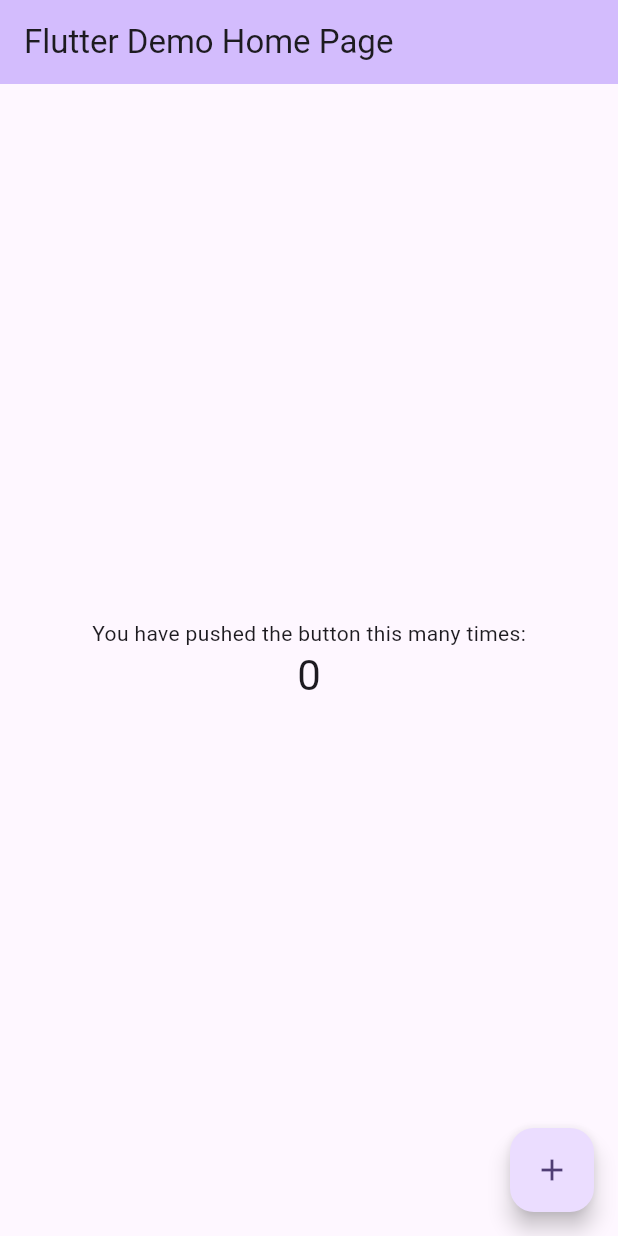
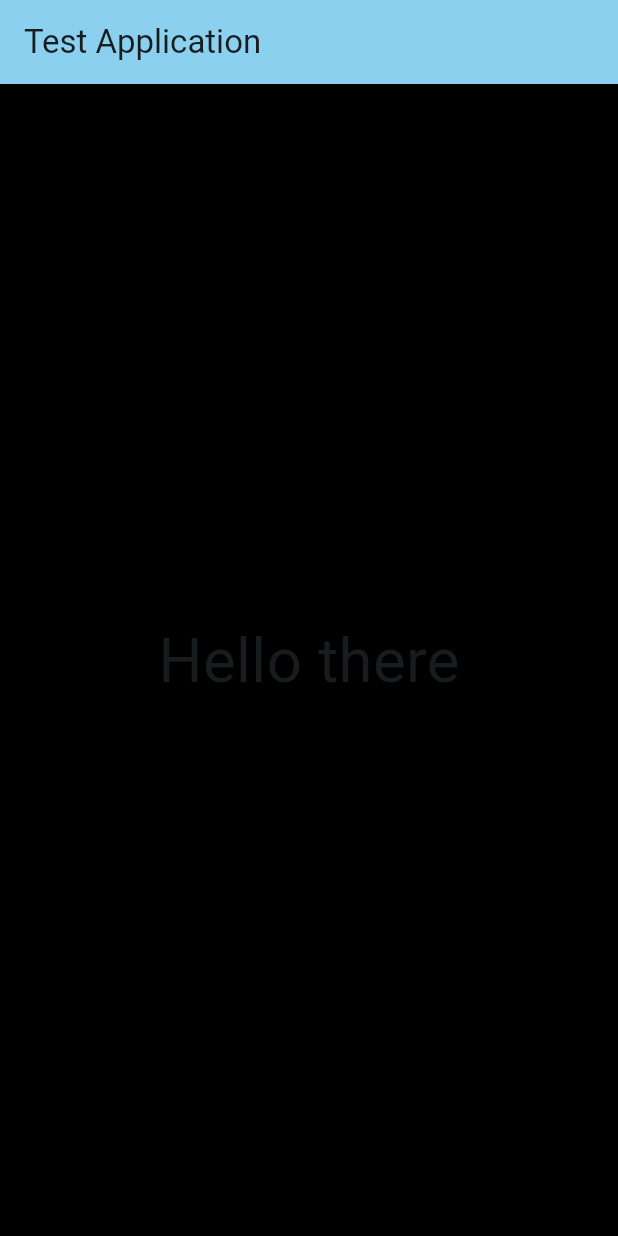
Before and after one commit to Band3er/test-application, a Flutter app: the screen it shows after launch, on a phone screen of 412 x 824 dp. Run offline on Flutter 3.47's test engine with Material 3 defaults, Android fonts, the phone set to English and light mode, and no system bars.

Commit message:
random color generation

```diff
--- a/lib/main.dart
+++ b/lib/main.dart
@@ -7,45 +7,20 @@ void main() {
 class MyApp extends StatelessWidget {
   const MyApp({super.key});
 
-  // This widget is the root of your application.
   @override
   Widget build(BuildContext context) {
     return MaterialApp(
       title: 'Flutter Demo',
       theme: ThemeData(
-        // This is the theme of your application.
-        //
-        // TRY THIS: Try running your application with "flutter run". You'll see
-        // the application has a purple toolbar. Then, without quitting the app,
-        // try changing the seedColor in the colorScheme below to Colors.green
-        // and then invoke "hot reload" (save your changes or press the "hot
-        // reload" button in a Flutter-supported IDE, or press "r" if you used
-        // the command line to start the app).
-        //
-        // Notice that the counter didn't reset back to zero; the application
-        // state is not lost during the reload. To reset the state, use hot
-        // restart instead.
-        //
-        // This works for code too, not just values: Most code changes can be
-        // tested with just a hot reload.
-        colorScheme: ColorScheme.fromSeed(seedColor: Colors.deepPurple),
+        colorScheme: ColorScheme.fromSeed(seedColor: Colors.blueGrey),
       ),
-      home: const MyHomePage(title: 'Flutter Demo Home Page'),
+      home: const MyHomePage(title: 'Test Application'),
     );
   }
 }
 
 class MyHomePage extends StatefulWidget {
   const MyHomePage({super.key, required this.title});
-
-  // This widget is the home page of your application. It is stateful, meaning
-  // that it has a State object (defined below) that contains fields that affect
-  // how it looks.
-
-  // This class is the configuration for the state. It holds the values (in this
-  // case the title) provided by the parent (in this case the App widget) and
-  // used by the build method of the State. Fields in a Widget subclass are
-  // always marked "final".
 
   final String title;
 
@@ -54,69 +29,41 @@ class MyHomePage extends StatefulWidget {
 }
 
 class _MyHomePageState extends State<MyHomePage> {
-  int _counter = 0;
+  double? xCoordinate = 0;
+  double? yCoordinate = 0;
 
-  void _incrementCounter() {
-    setState(() {
-      // This call to setState tells the Flutter framework that something has
-      // changed in this State, which causes it to rerun the build method below
-      // so that the display can reflect the updated values. If we changed
-      // _counter without calling setState(), then the build method would not be
-      // called again, and so nothing would appear to happen.
-      _counter++;
-    });
+  @override
+  void initState() {
+    super.initState();
   }
+
 
   @override
   Widget build(BuildContext context) {
-    // This method is rerun every time setState is called, for instance as done
-    // by the _incrementCounter method above.
-    //
-    // The Flutter framework has been optimized to make rerunning build methods
-    // fast, so that you can just rebuild anything that needs updating rather
-    // than having to individually change instances of widgets.
+    double width = MediaQuery.of(context).size.width;
+
     return Scaffold(
       appBar: AppBar(
-        // TRY THIS: Try changing the color here to a specific color (to
-        // Colors.amber, perhaps?) and trigger a hot reload to see the AppBar
-        // change color while the other colors stay the same.
         backgroundColor: Theme.of(context).colorScheme.inversePrimary,
-        // Here we take the value from the MyHomePage object that was created by
-        // the App.build method, and use it to set our appbar title.
         title: Text(widget.title),
       ),
-      body: Center(
-        // Center is a layout widget. It takes a single child and positions it
-        // in the middle of the parent.
-        child: Column(
-          // Column is also a layout widget. It takes a list of children and
-          // arranges them vertically. By default, it sizes itself to fit its
-          // children horizontally, and tries to be as tall as its parent.
-          //
-          // Column has various properties to control how it sizes itself and
-          // how it positions its children. Here we use mainAxisAlignment to
-          // center the children vertically; the main axis here is the vertical
-          // axis because Columns are vertical (the cross axis would be
-          // horizontal).
-          //
-          // TRY THIS: Invoke "debug painting" (choose the "Toggle Debug Paint"
-          // action in the IDE, or press "p" in the console), to see the
-          // wireframe for each widget.
-          mainAxisAlignment: MainAxisAlignment.center,
-          children: <Widget>[
-            const Text('You have pushed the button this many times:'),
-            Text(
-              '$_counter',
-              style: Theme.of(context).textTheme.headlineMedium,
-            ),
-          ],
+      backgroundColor: Color.fromRGBO((xCoordinate! % 256).round(), (yCoordinate! % 256).round(), ((xCoordinate! * yCoordinate!) % 256).round(), 1),
+      body: GestureDetector(
+        child: Center(
+          child: Text("Hello there", style: TextStyle(fontSize: width * 0.1)),
         ),
+        behavior: HitTestBehavior.opaque,
+        onTapDown: (TapDownDetails details) => _onTapDown(details),
       ),
-      floatingActionButton: FloatingActionButton(
-        onPressed: _incrementCounter,
-        tooltip: 'Increment',
-        child: const Icon(Icons.add),
-      ), // This trailing comma makes auto-formatting nicer for build methods.
     );
   }
+
+  _onTapDown(TapDownDetails details) {
+    setState(() {
+      xCoordinate = details.globalPosition.dx;
+      yCoordinate = details.globalPosition.dy;
+    });
+
+    print("dx: $xCoordinate \n dy: $yCoordinate");
+  }
 }
--- a/pubspec.yaml
+++ b/pubspec.yaml
@@ -34,6 +34,7 @@ dependencies:
   # The following adds the Cupertino Icons font to your application.
   # Use with the CupertinoIcons class for iOS style icons.
   cupertino_icons: ^1.0.8
+  solid_lints: ^0.3.1
 
 dev_dependencies:
   flutter_test:
@@ -44,7 +45,7 @@ dev_dependencies:
   # activated in the `analysis_options.yaml` file located at the root of your
   # package. See that file for information about deactivating specific lint
   # rules and activating additional ones.
-  flutter_lints: ^5.0.0
+  flutter_lints: ^6.0.0
 
 # For information on the generic Dart part of this file, see the
 # following page: https://dart.dev/tools/pub/pubspec
```
